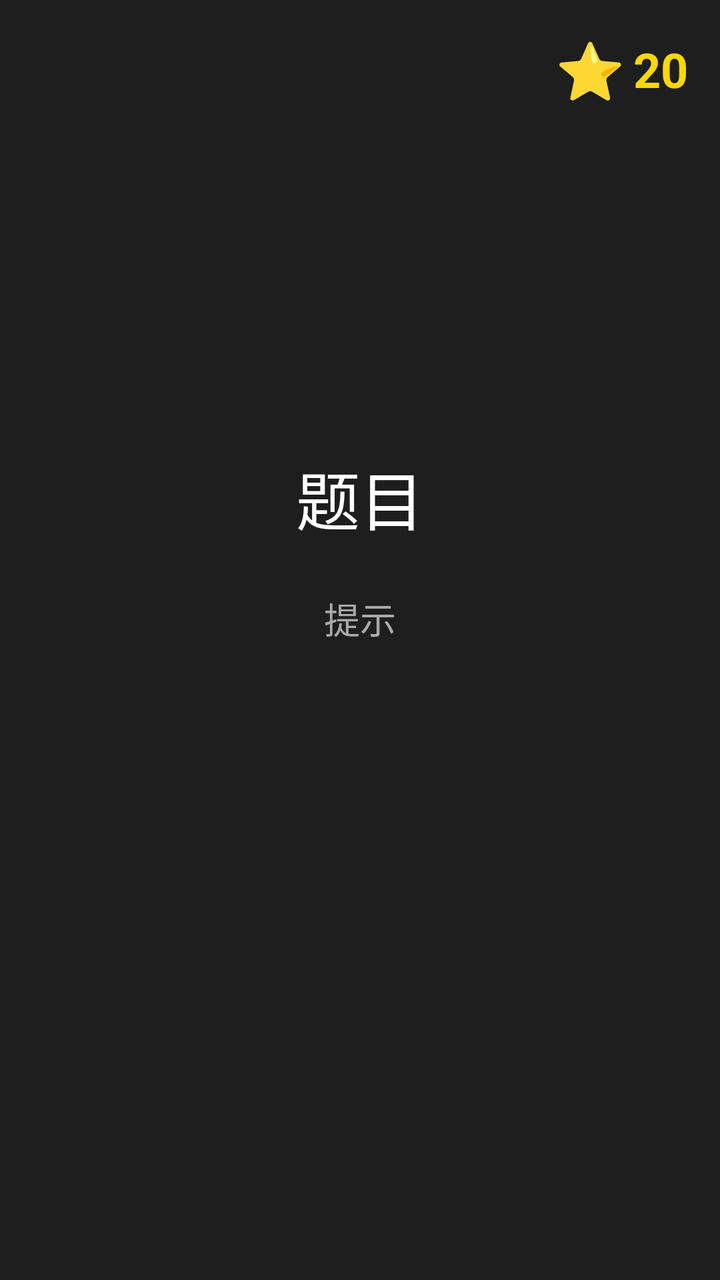
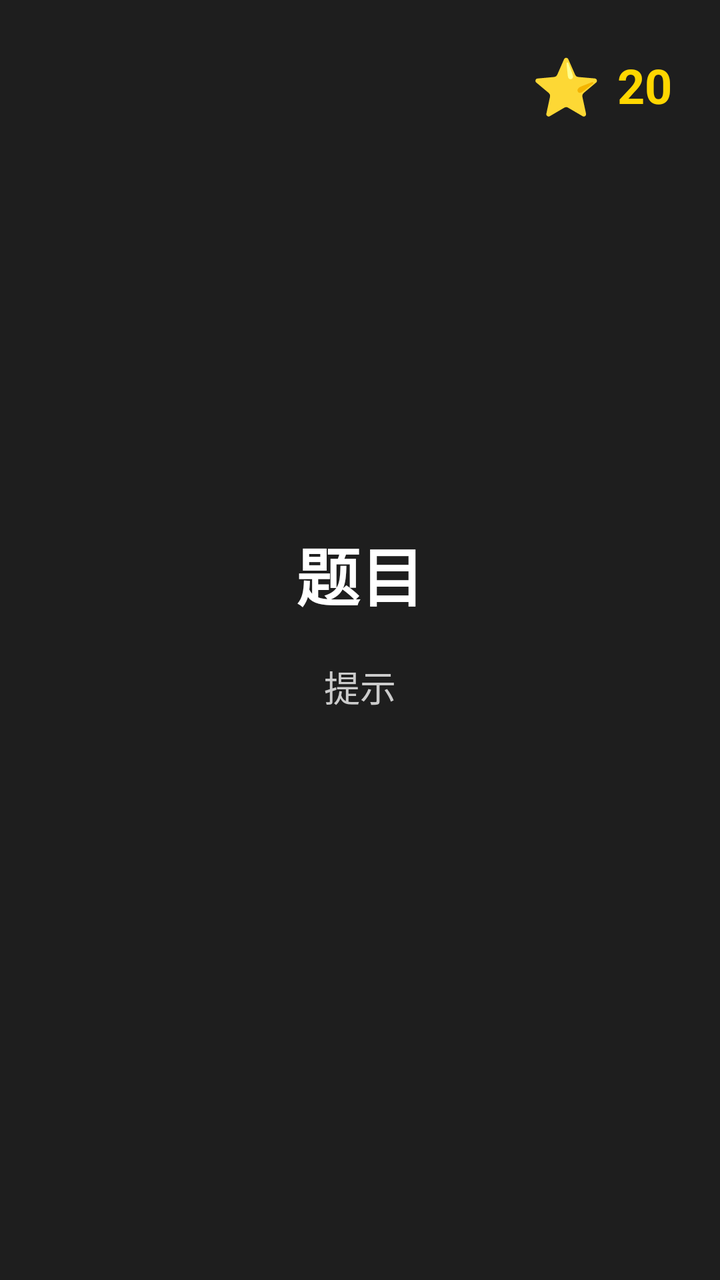

Before-and-after screenshots of an Android layout around one commit, followed by the original layout XML and the change that was made.
<!-- AndroidManifest.xml: application theme Theme.ChineseLearning -->
<!-- res/layout/fragment_game.xml -->
<?xml version="1.0" encoding="utf-8"?>
<FrameLayout xmlns:android="http://schemas.android.com/apk/res/android"
    android:layout_width="match_parent"
    android:layout_height="match_parent"
    android:background="#1E1E1E">

    
    <LinearLayout
        android:layout_width="wrap_content"
        android:layout_height="wrap_content"
        android:layout_gravity="top|end"
        android:layout_margin="16dp"
        android:orientation="horizontal"
        android:gravity="center_vertical">

        <TextView
            android:id="@+id/tv_star_icon"
            android:layout_width="wrap_content"
            android:layout_height="wrap_content"
            android:text="⭐"
            android:textSize="28sp"
            android:textColor="#FFD700" />

        <TextView
            android:id="@+id/tv_stars"
            android:layout_width="wrap_content"
            android:layout_height="wrap_content"
            android:text="20"
            android:textColor="#FFD700"
            android:textSize="24sp"
            android:textStyle="bold"
            android:layout_marginStart="4dp" />
    </LinearLayout>

    
    <LinearLayout
        android:layout_width="match_parent"
        android:layout_height="match_parent"
        android:orientation="vertical"
        android:gravity="center"
        android:padding="32dp"
        android:layout_marginBottom="60dp">

        <TextView
            android:id="@+id/tv_question"
            android:layout_width="match_parent"
            android:layout_height="wrap_content"
            android:text="题目"
            android:textSize="32sp"
            android:textColor="#FFFFFF"
            android:gravity="center"
            android:layout_marginBottom="24dp" />

        <TextView
            android:id="@+id/tv_hint"
            android:layout_width="match_parent"
            android:layout_height="wrap_content"
            android:text="提示"
            android:textSize="18sp"
            android:textColor="#AAAAAA"
            android:gravity="center"
            android:layout_marginBottom="32dp" />

        <LinearLayout
            android:id="@+id/options_container"
            android:layout_width="match_parent"
            android:layout_height="wrap_content"
            android:orientation="horizontal"
            android:gravity="center" />
    </LinearLayout>

    
    <VideoView
        android:id="@+id/video_success"
        android:layout_width="match_parent"
        android:layout_height="match_parent"
        android:visibility="gone"
        android:focusable="false"
        android:focusableInTouchMode="false" />

    
    <VideoView
        android:id="@+id/video_error"
        android:layout_width="match_parent"
        android:layout_height="match_parent"
        android:visibility="gone"
        android:focusable="false"
        android:focusableInTouchMode="false" />

</FrameLayout>
<!-- resources referenced by this layout -->
<resources>
  <style name="Theme.ChineseLearning" parent="Theme.AppCompat.NoActionBar">
          <item name="android:windowBackground">@color/black</item>
          <item name="android:colorPrimary">@color/purple_500</item>
          <item name="android:colorPrimaryDark">@color/purple_700</item>
          <item name="android:colorAccent">@color/teal_200</item>
      </style>
  <color name="black">#FF000000</color>
  <color name="purple_500">#FF6200EE</color>
  <color name="purple_700">#FF3700B3</color>
  <color name="teal_200">#FF03DAC5</color>
</resources>

<!-- the commit's change to res/layout/fragment_game.xml (unified diff, before → after) -->
@@ -9,7 +9,7 @@
         android:layout_width="wrap_content"
         android:layout_height="wrap_content"
         android:layout_gravity="top|end"
-        android:layout_margin="16dp"
+        android:layout_margin="24dp"
         android:orientation="horizontal"
         android:gravity="center_vertical">
 
@@ -18,7 +18,7 @@
             android:layout_width="wrap_content"
             android:layout_height="wrap_content"
             android:text="⭐"
-            android:textSize="28sp"
+            android:textSize="@dimen/star_icon_text_size"
             android:textColor="#FFD700" />
 
         <TextView
@@ -27,9 +27,9 @@
             android:layout_height="wrap_content"
             android:text="20"
             android:textColor="#FFD700"
-            android:textSize="24sp"
+            android:textSize="@dimen/star_count_text_size"
             android:textStyle="bold"
-            android:layout_marginStart="4dp" />
+            android:layout_marginStart="8dp" />
     </LinearLayout>
 
     
@@ -38,28 +38,30 @@
         android:layout_height="match_parent"
         android:orientation="vertical"
         android:gravity="center"
-        android:padding="32dp"
-        android:layout_marginBottom="60dp">
+        android:padding="40dp"
+        android:layout_marginTop="40dp"
+        android:layout_marginBottom="20dp">
 
         <TextView
             android:id="@+id/tv_question"
             android:layout_width="match_parent"
             android:layout_height="wrap_content"
             android:text="题目"
-            android:textSize="32sp"
+            android:textSize="@dimen/question_text_size"
+            android:textStyle="bold"
             android:textColor="#FFFFFF"
             android:gravity="center"
-            android:layout_marginBottom="24dp" />
+            android:layout_marginBottom="20dp" />
 
         <TextView
             android:id="@+id/tv_hint"
             android:layout_width="match_parent"
             android:layout_height="wrap_content"
             android:text="提示"
-            android:textSize="18sp"
-            android:textColor="#AAAAAA"
+            android:textSize="@dimen/hint_text_size"
+            android:textColor="#CCCCCC"
             android:gravity="center"
-            android:layout_marginBottom="32dp" />
+            android:layout_marginBottom="40dp" />
 
         <LinearLayout
             android:id="@+id/options_container"
<!-- resource entries referenced after the edit -->
@@ -1,5 +1,9 @@
 <!-- resources referenced by this layout -->
 <resources>
+  <dimen name="hint_text_size">18sp</dimen>
+  <dimen name="question_text_size">32sp</dimen>
+  <dimen name="star_count_text_size">24sp</dimen>
+  <dimen name="star_icon_text_size">28sp</dimen>
   <style name="Theme.ChineseLearning" parent="Theme.AppCompat.NoActionBar">
           <item name="android:windowBackground">@color/black</item>
           <item name="android:colorPrimary">@color/purple_500</item>
